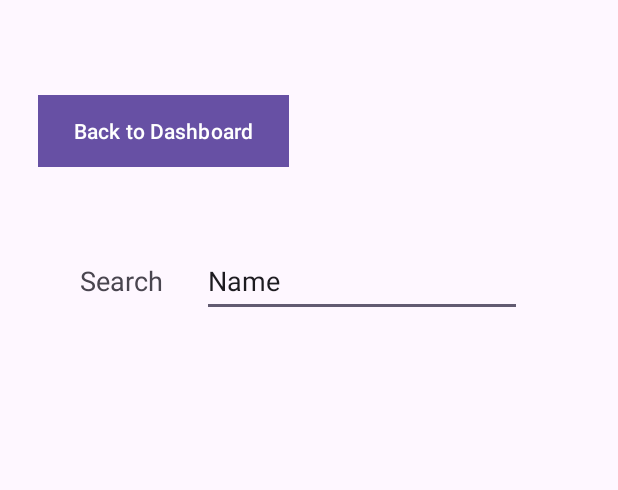
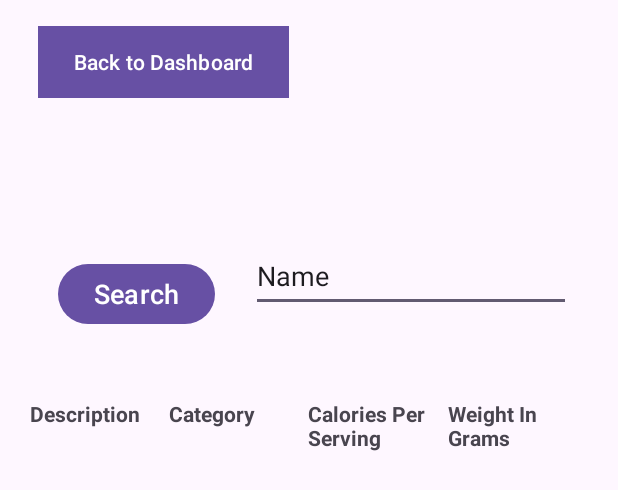
Before and after one commit to Maxwell12345678910/TotalHealth-PLUS, an Android app: the layout food_add.xml on its own in the app's theme, with its tools: preview values and no code run, on a phone screen of 412 x 824 dp. Shown: the top 490 px of the screen. Run offline under Robolectric (Android 15) with nearby library versions, the phone set to English and light mode, and no system bars.

Commit message:
kenneth rovck s

```diff
--- a/app/src/main/res/layout/food_add.xml
+++ b/app/src/main/res/layout/food_add.xml
@@ -4,9 +4,9 @@
     xmlns:tools="http://schemas.android.com/tools"
     android:layout_width="match_parent"
     android:layout_height="match_parent"
-    tools:context=".AddToFood">
+    tools:context=".FindFood">
 
-
+    <!-- TODO: Update blank fragment layout -->
 
 
     <Button
@@ -14,39 +14,106 @@
         android:layout_width="wrap_content"
         android:layout_height="wrap_content"
         android:layout_marginStart="25dp"
-        android:layout_marginBottom="650dp"
+        android:layout_marginTop="17dp"
+        android:layout_marginBottom="52dp"
         android:background="#000000"
         android:onClick="seeFoodDash"
         android:text="Back to Dashboard"
-        app:layout_constraintBottom_toBottomOf="parent"
+        app:layout_constraintBottom_toTopOf="@+id/editTextText"
         app:layout_constraintStart_toStartOf="parent"
         app:layout_constraintTop_toTopOf="parent" />
 
     <EditText
-        android:id="@+id/editTextText"
+        android:id="@+id/FindFoodSubmit"
         android:layout_width="wrap_content"
         android:layout_height="wrap_content"
-        android:layout_marginStart="70dp"
-        android:layout_marginBottom="450dp"
+        android:layout_marginEnd="12dp"
+        android:layout_marginBottom="58dp"
         android:ems="10"
         android:inputType="text"
         android:minHeight="48dp"
         android:text="Name"
-        app:layout_constraintBottom_toBottomOf="parent"
+        app:layout_constraintBottom_toTopOf="@+id/scrollView2"
         app:layout_constraintEnd_toEndOf="parent"
-        app:layout_constraintStart_toStartOf="parent"
-        app:layout_constraintTop_toTopOf="parent" />
+        app:layout_constraintHorizontal_bias="0.548"
+        app:layout_constraintStart_toEndOf="@+id/textView2"
+        app:layout_constraintTop_toBottomOf="@+id/button5"
+        app:layout_constraintVertical_bias="1.0" />
 
-    <TextView
+    <Button
         android:id="@+id/textView2"
         android:layout_width="wrap_content"
         android:layout_height="wrap_content"
-        android:layout_marginEnd="250dp"
-        android:layout_marginBottom="450dp"
+        android:layout_marginTop="12dp"
+        android:layout_marginEnd="27dp"
+        android:layout_marginBottom="604dp"
+        android:minHeight="48dp"
+        android:onClick="StartSearch"
         android:text="Search"
         android:textSize="18sp"
         app:layout_constraintBottom_toBottomOf="parent"
         app:layout_constraintEnd_toEndOf="parent"
+        app:layout_constraintHorizontal_bias="0.137"
+        app:layout_constraintHorizontal_chainStyle="packed"
         app:layout_constraintStart_toStartOf="parent"
-        app:layout_constraintTop_toTopOf="parent" />
+        app:layout_constraintTop_toTopOf="@+id/editTextText" />
+
+    <ScrollView
+        android:id="@+id/scrollView2"
+        android:layout_width="0dp"
+        android:layout_height="550dp"
+        android:layout_marginStart="20dp"
+        android:layout_marginEnd="20dp"
+        app:layout_constraintBottom_toBottomOf="parent"
+        app:layout_constraintEnd_toEndOf="parent"
+        app:layout_constraintHorizontal_bias="1.0"
+        app:layout_constraintStart_toStartOf="parent"
+        app:layout_constraintTop_toTopOf="parent"
+        app:layout_constraintVertical_bias="0.972">
+
+        <TableLayout
+            android:id="@+id/FindFoods2"
+            android:layout_width="match_parent"
+            android:layout_height="wrap_content">
+
+            <TableRow
+                android:layout_width="match_parent"
+                android:layout_height="wrap_content"
+                android:weightSum="1">
+
+                <TextView
+                    android:id="@+id/FF1"
+                    android:layout_width="0dp"
+                    android:layout_height="wrap_content"
+                    android:layout_weight="0.25"
+                    android:text="Description"
+                    android:textStyle="bold" />
+
+                <TextView
+                    android:id="@+id/FF2"
+                    android:layout_width="0dp"
+                    android:layout_height="wrap_content"
+                    android:layout_weight="0.25"
+                    android:text="Category"
+                    android:textStyle="bold" />
+
+                <TextView
+                    android:id="@+id/FF3"
+                    android:layout_width="0dp"
+                    android:layout_height="wrap_content"
+                    android:layout_weight="0.25"
+                    android:text="Calories Per Serving"
+                    android:textStyle="bold" />
+
+                <TextView
+                    android:id="@+id/FF4"
+                    android:layout_width="0dp"
+                    android:layout_height="wrap_content"
+                    android:layout_weight="0.25"
+                    android:text="Weight In Grams"
+                    android:textStyle="bold" />
+            </TableRow>
+        </TableLayout>
+    </ScrollView>
+
 </androidx.constraintlayout.widget.ConstraintLayout>
```
Also changed, not shown: app/src/main/java/com/gamecodeschool/totalhealthplus/DatabaseHelper.java (+11 -0 lines), app/src/main/java/com/gamecodeschool/totalhealthplus/FindFood.java (added, +154 -0 lines), app/src/main/java/com/gamecodeschool/totalhealthplus/MainActivity.java (+74 -6 lines).
